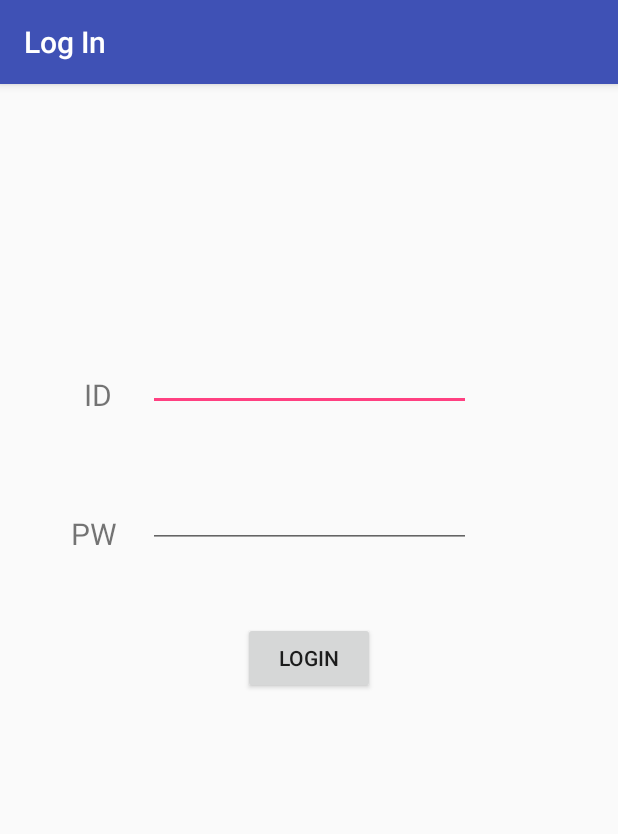
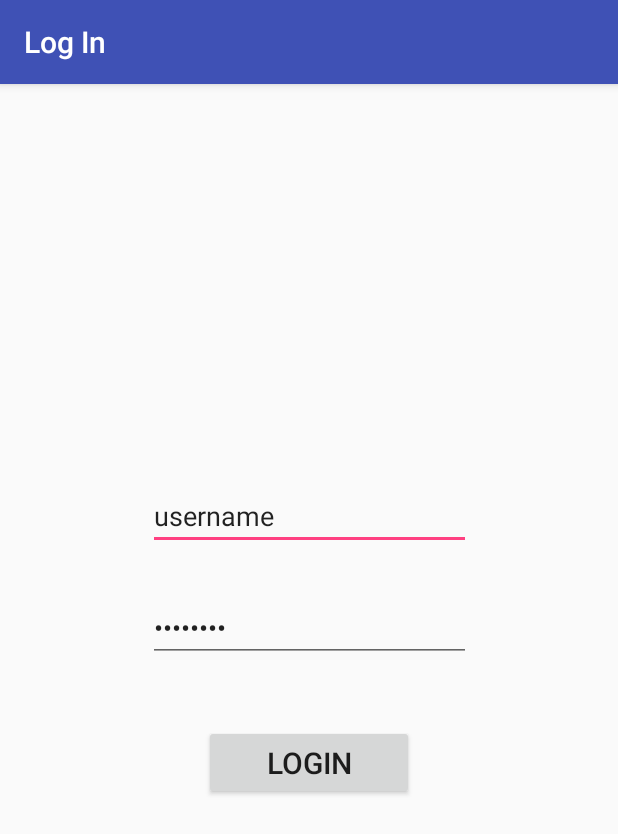
Before and after one commit to johnsk95/cs2340_spring2018_team38, an Android app: the LogIn screen opened directly, with no data from a screen before it, on a phone screen of 412 x 824 dp. Shown: the top 834 px of the screen. Run offline under Robolectric (Android 15) with nearby library versions, the phone set to English and light mode, and no system bars.

Commit message:
new design

```diff
--- a/app/src/main/res/layout/activity_login.xml
+++ b/app/src/main/res/layout/activity_login.xml
@@ -4,23 +4,6 @@
     xmlns:tools="http://schemas.android.com/tools"
     android:layout_width="match_parent"
     android:layout_height="match_parent">
-
-    <TextView
-        android:id="@+id/textView2"
-        android:layout_width="40dp"
-        android:layout_height="40dp"
-        android:layout_marginBottom="8dp"
-        android:layout_marginEnd="8dp"
-        android:layout_marginStart="8dp"
-        android:layout_marginTop="8dp"
-        android:text="ID"
-        android:textSize="20sp"
-        app:layout_constraintBottom_toBottomOf="parent"
-        app:layout_constraintEnd_toEndOf="parent"
-        app:layout_constraintHorizontal_bias="0.134"
-        app:layout_constraintStart_toStartOf="parent"
-        app:layout_constraintTop_toTopOf="parent"
-        app:layout_constraintVertical_bias="0.26" />
 
     <EditText
         android:id="@+id/ID"
@@ -32,29 +15,13 @@
         android:layout_marginTop="8dp"
         android:ems="10"
         android:inputType="textPersonName"
+        android:text="username"
         app:layout_constraintBottom_toBottomOf="parent"
         app:layout_constraintEnd_toEndOf="parent"
         app:layout_constraintHorizontal_bias="0.503"
         app:layout_constraintStart_toStartOf="parent"
         app:layout_constraintTop_toTopOf="parent"
-        app:layout_constraintVertical_bias="0.239" />
-
-    <TextView
-        android:id="@+id/textView3"
-        android:layout_width="40dp"
-        android:layout_height="40dp"
-        android:layout_marginBottom="8dp"
-        android:layout_marginEnd="8dp"
-        android:layout_marginStart="8dp"
-        android:layout_marginTop="8dp"
-        android:text="PW"
-        android:textSize="20sp"
-        app:layout_constraintBottom_toBottomOf="parent"
-        app:layout_constraintEnd_toEndOf="parent"
-        app:layout_constraintHorizontal_bias="0.11"
-        app:layout_constraintStart_toStartOf="parent"
-        app:layout_constraintTop_toTopOf="parent"
-        app:layout_constraintVertical_bias="0.39" />
+        app:layout_constraintVertical_bias="0.369" />
 
     <EditText
         android:id="@+id/PW"
@@ -66,27 +33,29 @@
         android:layout_marginTop="8dp"
         android:ems="10"
         android:inputType="textPassword"
+        android:text="password"
         app:layout_constraintBottom_toBottomOf="parent"
-        app:layout_constraintEnd_toEndOf="parent"
-        app:layout_constraintHorizontal_bias="0.503"
-        app:layout_constraintStart_toStartOf="parent"
+        app:layout_constraintEnd_toEndOf="@+id/ID"
+        app:layout_constraintStart_toStartOf="@+id/ID"
         app:layout_constraintTop_toTopOf="parent"
-        app:layout_constraintVertical_bias="0.367" />
+        app:layout_constraintVertical_bias="0.474" />
 
     <Button
         android:id="@+id/button3"
-        android:layout_width="wrap_content"
-        android:layout_height="wrap_content"
+        android:layout_width="140dp"
+        android:layout_height="50dp"
         android:layout_marginBottom="8dp"
         android:layout_marginEnd="8dp"
         android:layout_marginStart="8dp"
         android:layout_marginTop="8dp"
         android:onClick="onLoginClicked"
         android:text="LOGIN"
+        android:textSize="20sp"
         app:layout_constraintBottom_toBottomOf="parent"
-        app:layout_constraintEnd_toEndOf="parent"
-        app:layout_constraintStart_toStartOf="parent"
+        app:layout_constraintEnd_toEndOf="@+id/PW"
+        app:layout_constraintHorizontal_bias="0.491"
+        app:layout_constraintStart_toStartOf="@+id/PW"
         app:layout_constraintTop_toTopOf="parent"
-        app:layout_constraintVertical_bias="0.498" />
+        app:layout_constraintVertical_bias="0.597" />
 
 </android.support.constraint.ConstraintLayout>
--- a/app/src/main/res/values/strings.xml
+++ b/app/src/main/res/values/strings.xml
@@ -1,4 +1,4 @@
 <resources>
-    <string name="app_name">team38</string>
+    <string name="app_name">shelterATL</string>
     <string name="title_activity_shelter_detail_view">ShelterDetailView</string>
 </resources>
```
Also changed, not shown: app/src/main/res/layout/activity_main.xml (+11 -8 lines), app/src/main/res/layout/activity_register.xml (+16 -20 lines).
